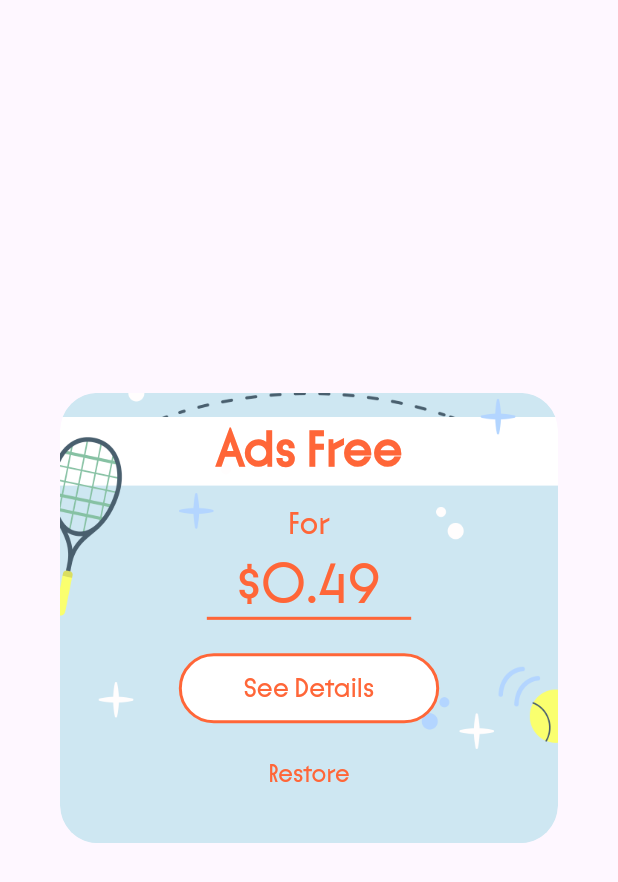
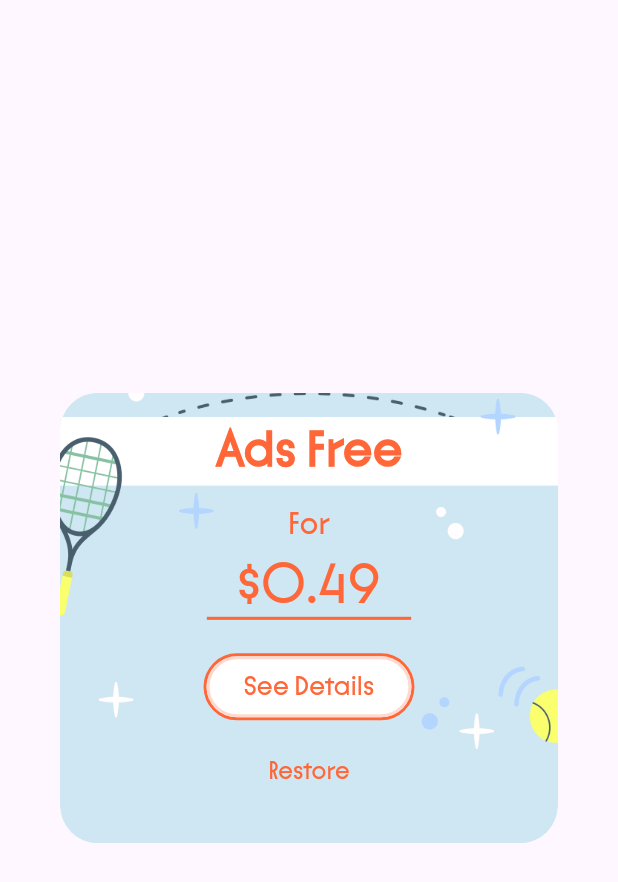
Before and after one commit to samadbekyunusalievv/id_298, a Flutter app: the PremiumDialog widget shown alone on an empty page, opened directly with empty values, on a phone screen of 412 x 824 dp. Shown: the top 882 px of the screen. Run offline on Flutter 3.47's test engine with Material 3 defaults, Android fonts, the phone set to English and light mode, and no system bars; our stand-ins replace flutter_screenutil, shared_preferences; accounts and stored records are empty.

Commit message:
buttons fixed

```diff
--- a/lib/widgets/premium_dialog.dart
+++ b/lib/widgets/premium_dialog.dart
@@ -74,12 +74,22 @@ class PremiumDialog extends StatelessWidget {
               ),
               SizedBox(height: 22.h),
               Container(
-                width: 158.w,
-                height: 46.h,
+                width: 128.w,
+                height: 44.h,
                 decoration: BoxDecoration(
                   borderRadius: BorderRadius.circular(25.r),
                   border: Border.all(
                     color: const Color.fromRGBO(255, 102, 56, 1),
+                    width: 2,
+                  ),
+                ),
+                child: Container(
+                  width: 124.w,
+                  height: 40.h,
+                  decoration: BoxDecoration(
+                    borderRadius: BorderRadius.circular(25.r),
+                    border: Border.all(
+                      color: const Color.fromRGBO(255, 102, 56, 0.25),
                       width: 2,
                     ),
                     color: Colors.white,
@@ -88,7 +98,7 @@ class PremiumDialog extends StatelessWidget {
                     onPressed: onDetails,
                     style: TextButton.styleFrom(
                       padding: EdgeInsets.zero,
-                    minimumSize: Size(158.w, 46.h),
+                      minimumSize: Size(124.w, 40.h),
                       tapTargetSize: MaterialTapTargetSize.shrinkWrap,
                     ),
                     child: Text(
@@ -98,6 +108,7 @@ class PremiumDialog extends StatelessWidget {
                         fontWeight: FontWeight.w400,
                         fontSize: 16.sp,
                         color: const Color.fromRGBO(255, 102, 56, 1),
+                      ),
                     ),
                   ),
                 ),
```
Also changed, not shown: lib/screens/premium_screen.dart (+14 -3 lines), lib/widgets/solo_lose_dialog.dart (+12 -0 lines), lib/widgets/solo_win_dialog.dart (+12 -0 lines), lib/widgets/winning_dialog.dart (+12 -0 lines). Lines whose indentation alone changed are shown as unchanged.
